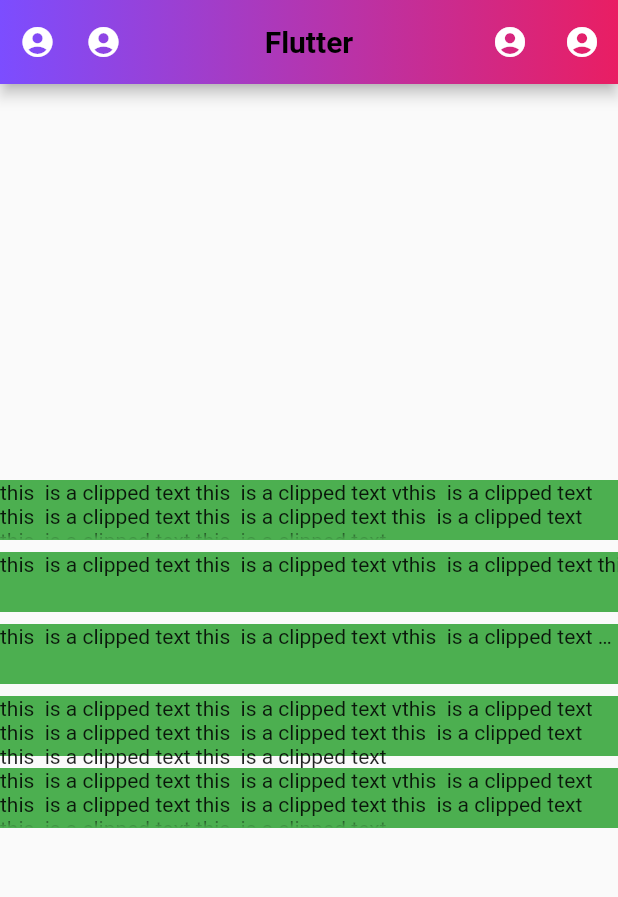
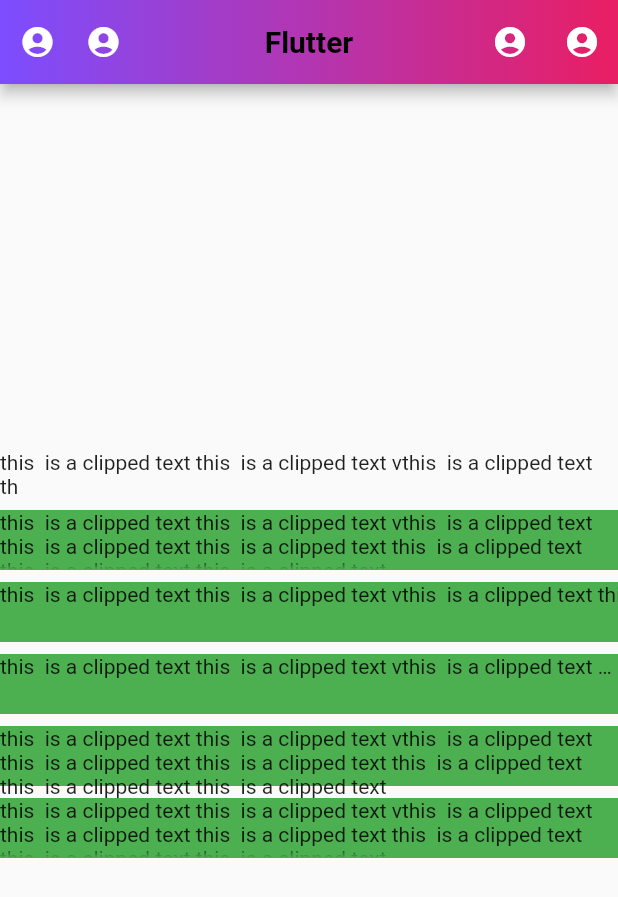
Before and after one commit to HowkMii/flutter-ui, a Flutter app: the screen it shows after launch, on a phone screen of 412 x 824 dp. Shown: the top 897 px of the screen. Run offline on Flutter 3.47's test engine with Material 2 defaults, Android fonts, the phone set to English and light mode, and no system bars; our stand-ins replace flushbar; missing offline and left inert: dart:ffi.

Commit message:
SelectableText

```diff
--- a/lib/main.dart
+++ b/lib/main.dart
@@ -74,6 +74,8 @@ class _MyHomePageState extends State<MyHomePage> {
         mainAxisAlignment: MainAxisAlignment.center,
         crossAxisAlignment: CrossAxisAlignment.stretch,
         children: <Widget>[
+          SelectableText("this  is a clipped text this  is a clipped text vthis  is a clipped text th"),
+          SizedBox(height: 8,),
           Container(
             width: 200,
             height: 40,
```
